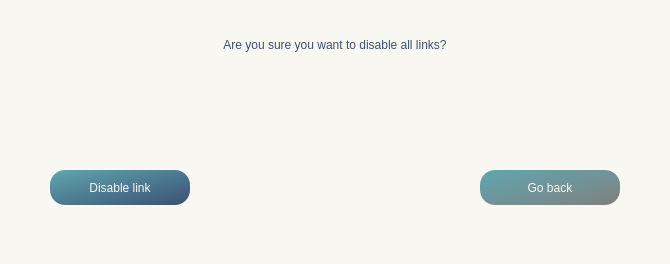
First picture: the form in GUI/SymposiumGui/activenonlink.ui, repository RickZack/Symposium, before the edit.
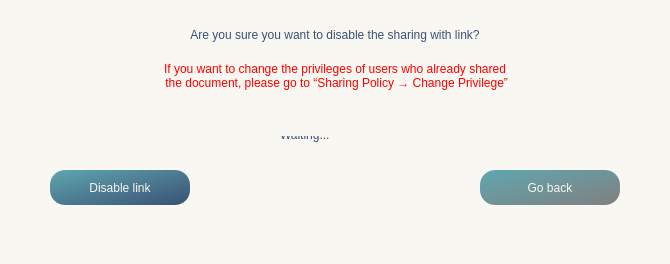
Second picture: the form after the edit. Icons and pictures are not drawn.

```diff
--- a/GUI/SymposiumGui/activenonlink.ui
+++ b/GUI/SymposiumGui/activenonlink.ui
@@ -23,9 +23,9 @@
   <widget class="QLabel" name="label">
    <property name="geometry">
     <rect>
-     <x>125</x>
-     <y>30</y>
-     <width>420</width>
+     <x>35</x>
+     <y>20</y>
+     <width>600</width>
      <height>30</height>
     </rect>
    </property>
@@ -34,7 +34,7 @@
 color: rgb(58, 80, 116);</string>
    </property>
    <property name="text">
-    <string>Are you sure you want to disable all links?</string>
+    <string>Are you sure you want to disable the sharing with link?</string>
    </property>
    <property name="alignment">
     <set>Qt::AlignCenter</set>
@@ -82,7 +82,7 @@
    <property name="geometry">
     <rect>
      <x>190</x>
-     <y>80</y>
+     <y>100</y>
      <width>61</width>
      <height>61</height>
     </rect>
@@ -95,7 +95,7 @@
    <property name="geometry">
     <rect>
      <x>280</x>
-     <y>100</y>
+     <y>120</y>
      <width>81</width>
      <height>30</height>
     </rect>
@@ -112,7 +112,7 @@
    <property name="geometry">
     <rect>
      <x>40</x>
-     <y>110</y>
+     <y>115</y>
      <width>590</width>
      <height>21</height>
     </rect>
@@ -129,6 +129,28 @@
     <set>Qt::AlignCenter</set>
    </property>
   </widget>
+  <widget class="QLabel" name="errorMess_2">
+   <property name="geometry">
+    <rect>
+     <x>40</x>
+     <y>50</y>
+     <width>590</width>
+     <height>51</height>
+    </rect>
+   </property>
+   <property name="styleSheet">
+    <string notr="true">font: 12pt &quot;Baskerville Old Face&quot;;
+color: red; 
+text-align:center;</string>
+   </property>
+   <property name="text">
+    <string>If you want to change the privileges of users who already shared
+ the document, please go to “Sharing Policy → Change Privilege”</string>
+   </property>
+   <property name="alignment">
+    <set>Qt::AlignCenter</set>
+   </property>
+  </widget>
  </widget>
  <resources>
   <include location="resources.qrc"/>
```
Left out of the diff: 2 changed lines with no effect on the pictures.
